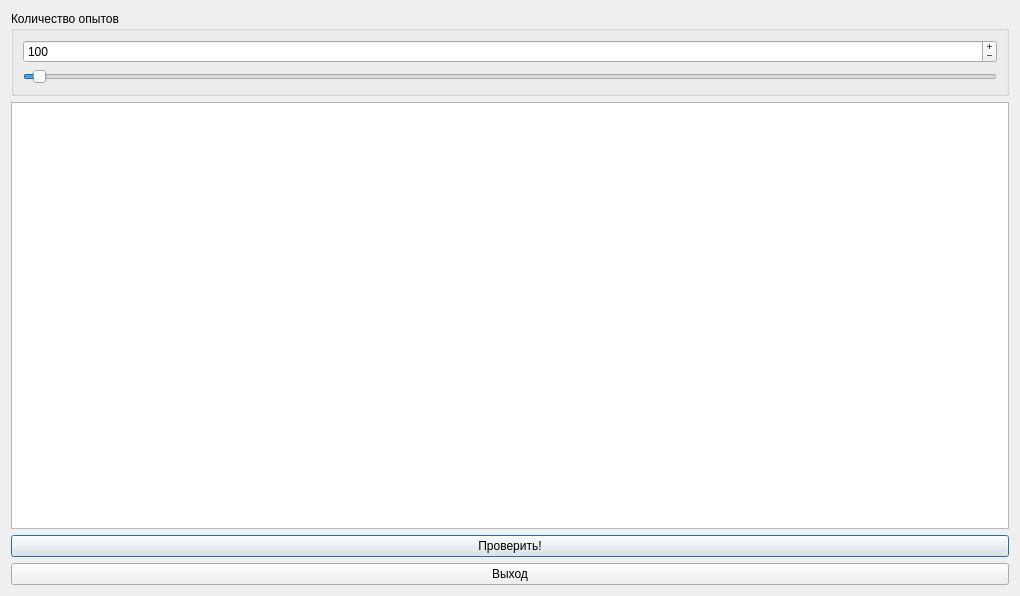
First picture: the form in task4.ui, repository MPogoda/StPr-labs, before the edit.
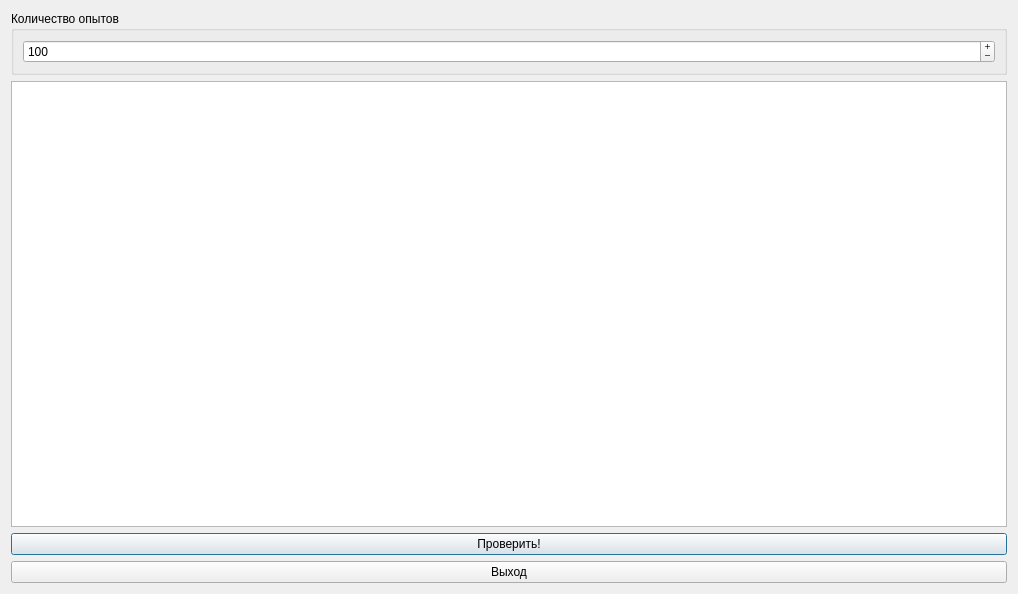
Second picture: the form after the edit.

Diff of the .ui file:
```diff
--- a/task4.ui
+++ b/task4.ui
@@ -6,8 +6,8 @@
    <rect>
     <x>0</x>
     <y>0</y>
-    <width>1020</width>
-    <height>596</height>
+    <width>1018</width>
+    <height>594</height>
    </rect>
   </property>
   <property name="windowTitle">
@@ -47,25 +47,6 @@
           </property>
          </widget>
         </item>
-        <item>
-         <widget class="QSlider" name="horizontalSlider">
-          <property name="minimum">
-           <number>10</number>
-          </property>
-          <property name="maximum">
-           <number>10000</number>
-          </property>
-          <property name="singleStep">
-           <number>100</number>
-          </property>
-          <property name="value">
-           <number>100</number>
-          </property>
-          <property name="orientation">
-           <enum>Qt::Horizontal</enum>
-          </property>
-         </widget>
-        </item>
        </layout>
       </widget>
      </item>
```
Left out of the diff: 32 changed lines with no effect on the pictures.
